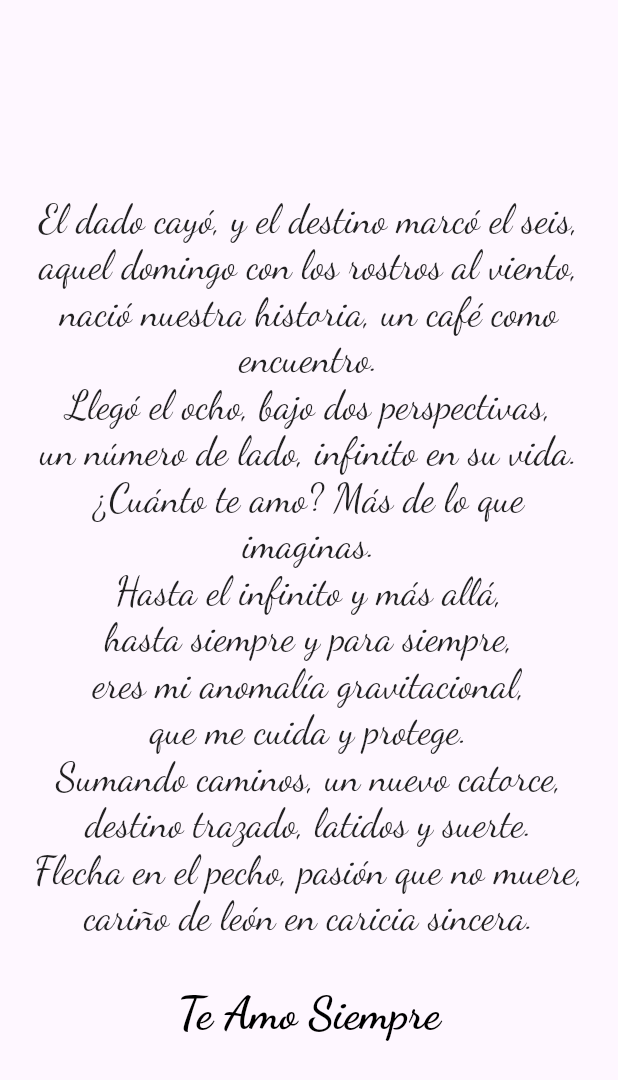
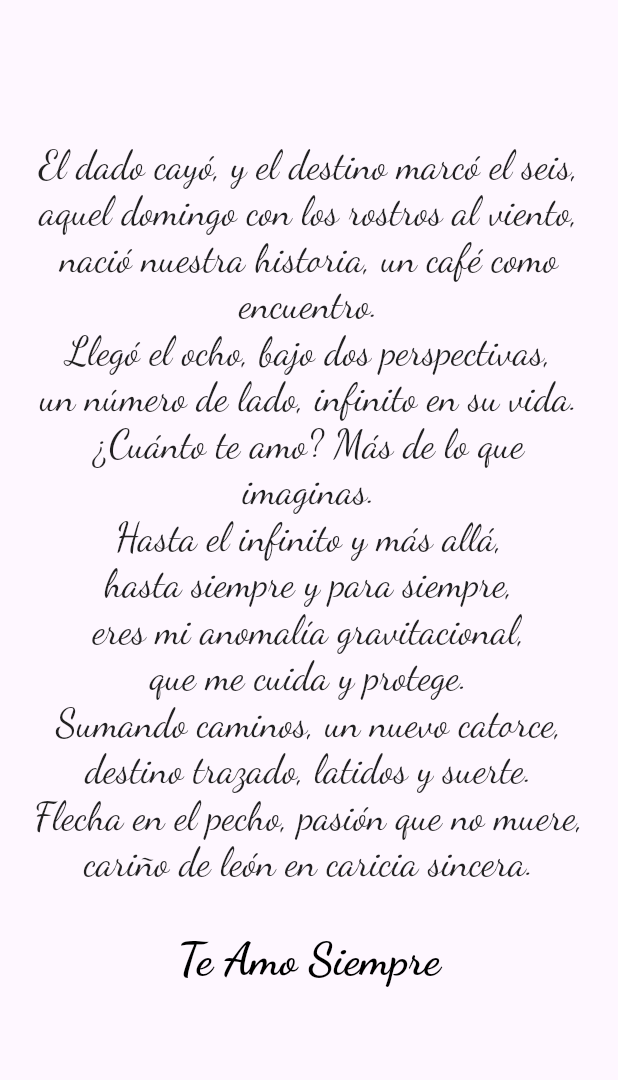
Before and after one commit to PabloT18/landing_l, a Flutter app: the PoemText widget shown alone on an empty page, opened directly, on a phone screen of 412 x 824 dp. Shown: the top 1080 px of the screen. Run offline on Flutter 3.47's test engine with Material 3 defaults, Android fonts, the phone set to English and light mode, and no system bars; our stand-ins replace carousel_slider, dartz, dio, equatable, flutter_bloc, flutter_dotenv and 3 more; statements that could not run were skipped.

```diff
--- a/lib/features/home/presentation/pages/wdigets/poem_text.dart
+++ b/lib/features/home/presentation/pages/wdigets/poem_text.dart
@@ -34,7 +34,7 @@ Flecha en el pecho, pasión que no muere,
 cariño de león en caricia sincera.\n\n''',
               ),
               TextSpan(
-                text: 'Te Amo Siempre',
+                text: 'Te Amo Siempre\n\n',
                 style: GoogleFonts.dancingScript(
                   fontWeight: FontWeight.bold,
                   fontSize: 30,
```
